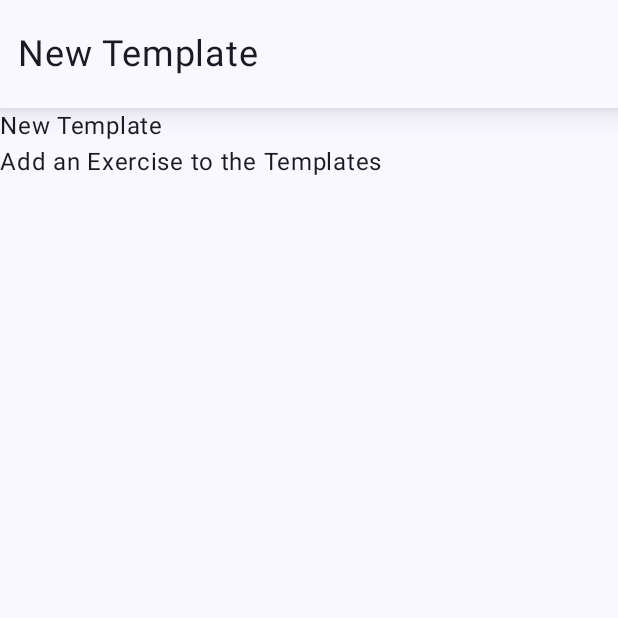
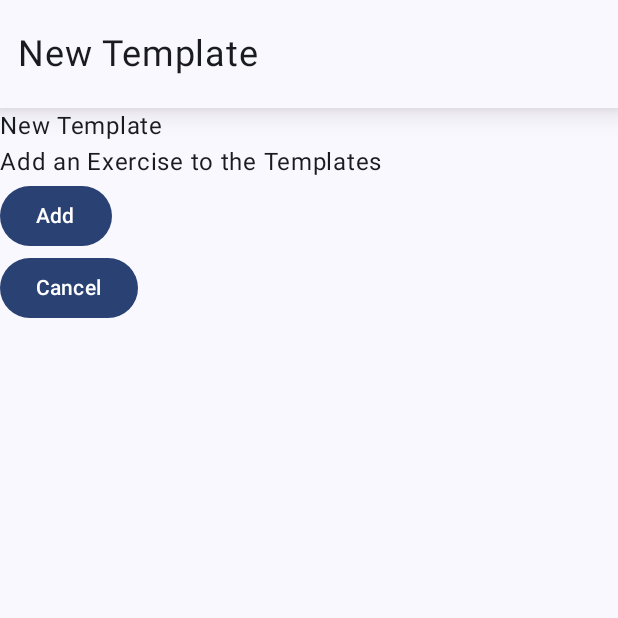
Before and after one commit to m-alexeev/xhvy-android, an Android app built with Jetpack Compose: the TemplateCreateScreen screen opened through its navigation route, on a phone screen of 412 x 824 dp, the top half of it. Run offline under Robolectric (Android 15) with nearby library versions, the phone set to English and light mode, and no system bars; our stand-ins replace Room's generated code.

Commit message:
Adding action buttons to template create

```diff
--- a/app/src/main/java/com/example/xhvy/ui/screens/workouts/TemplateCreateScreen.kt
+++ b/app/src/main/java/com/example/xhvy/ui/screens/workouts/TemplateCreateScreen.kt
@@ -4,11 +4,14 @@ import androidx.compose.foundation.layout.Column
 import androidx.compose.foundation.layout.padding
 import androidx.compose.foundation.lazy.LazyColumn
 import androidx.compose.foundation.lazy.items
+import androidx.compose.material3.Button
 import androidx.compose.material3.Scaffold
 import androidx.compose.material3.Text
 import androidx.compose.runtime.Composable
 import androidx.compose.ui.Modifier
+import androidx.compose.ui.res.stringResource
 import androidx.lifecycle.viewmodel.compose.viewModel
+import com.example.xhvy.R
 import com.example.xhvy.data.models.SetAction
 import com.example.xhvy.navigation.TopNavBar
 import com.example.xhvy.ui.components.workouts.WorkoutEntryRow
@@ -20,8 +23,10 @@ fun TemplateCreateScreen(
 ) {
     Scaffold(topBar = { TopNavBar(label = "New Template") }) { innerPadding ->
         Column(modifier = modifier.padding(innerPadding)) {
-            Text(text = templateCreateViewModel.name)
             LazyColumn {
+                item {
+                    Text(text = templateCreateViewModel.name)
+                }
                 if (templateCreateViewModel.templateExercises.isEmpty()) {
                     item { Text(text = "Add an Exercise to the Templates") }
                 }
@@ -35,6 +40,16 @@ fun TemplateCreateScreen(
                         }
                     }
                 }
+                item {
+                    Column {
+                        Button(onClick = { /*TODO*/ }) {
+                            Text(text = stringResource(id = R.string.exercise_add))
+                        }
+                        Button(onClick = { /*TODO*/ }) {
+                            Text(text = stringResource(id = R.string.action_cancel))
+                        }
+                    }
+                }
             }
         }
     }
```
